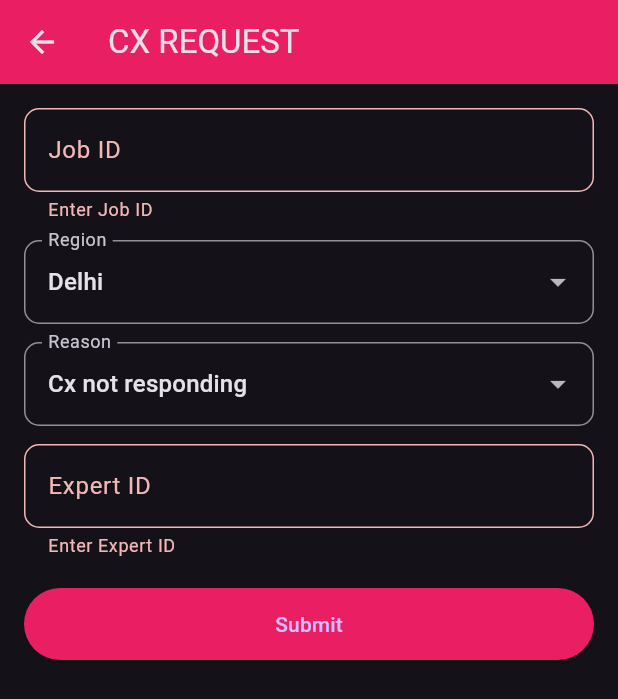
After one commit to vahidali-m/LiveOps_Snabbit, a Flutter app: the CXRequestScreen screen opened directly, after a tap on "Submit", on a phone screen of 412 x 824 dp. The commit adds this screen. Shown: the top 699 px of the screen. Run offline on Flutter 3.47's test engine with Material 3 defaults, Android fonts, the phone set to English and light mode, and no system bars; network calls fail.

Commit message:
cx screen implemented

```diff
--- /dev/null
+++ b/live_ops/lib/models/cx_request_model.dart
@@ -0,0 +1,15 @@
+class CXRequest {
+  final String jobId;
+  final String region;
+  final String reason;
+  final String expertId;
+  final String status;
+
+  CXRequest({
+    required this.jobId,
+    required this.region,
+    required this.reason,
+    required this.expertId,
+    required this.status,
+  });
+}
--- /dev/null
+++ b/live_ops/lib/screens/cx_request_screen.dart
@@ -0,0 +1,148 @@
+import 'package:flutter/material.dart';
+import '../services/sheet_service_cx.dart';
+
+class CXRequestScreen extends StatefulWidget {
+  const CXRequestScreen({super.key});
+
+  @override
+  State<CXRequestScreen> createState() => _CXRequestScreenState();
+}
+
+class _CXRequestScreenState extends State<CXRequestScreen> {
+  final _formKey = GlobalKey<FormState>();
+
+  final jobIdController = TextEditingController();
+  final expertIdController = TextEditingController();
+
+  String selectedRegion = "Delhi";
+  String selectedReason = "Cx not responding";
+
+  bool isLoading = false;
+
+  static const primaryAccent = Color(0xFFE91E63);
+
+  final reasons = [
+    "Cx not responding",
+    "Approval pending",
+    "Commercial order",
+    "Cx wants to cancel",
+    "Cx asking different location",
+    "Cx denying COD"
+  ];
+
+  final regions = ["Delhi", "Mumbai", "Thane", "Bangalore"];
+
+  Future<void> submit() async {
+    if (!_formKey.currentState!.validate()) return;
+
+    setState(() => isLoading = true);
+
+    try {
+      await CXService.submitCX(
+        jobId: jobIdController.text,
+        region: selectedRegion,
+        reason: selectedReason,
+        expertId: expertIdController.text,
+      );
+
+      ScaffoldMessenger.of(context).showSnackBar(
+        const SnackBar(content: Text("Request Submitted")),
+      );
+
+      jobIdController.clear();
+      expertIdController.clear();
+    } catch (e) {
+      ScaffoldMessenger.of(context).showSnackBar(
+        SnackBar(content: Text("Error: $e")),
+      );
+    }
+
+    setState(() => isLoading = false);
+  }
+
+  @override
+  Widget build(BuildContext context) {
+    return Scaffold(
+      appBar: AppBar(
+        title: const Text("CX REQUEST"),
+        backgroundColor: primaryAccent,
+      ),
+      body: Padding(
+        padding: const EdgeInsets.all(16),
+        child: Form(
+          key: _formKey,
+          child: ListView(
+            children: [
+
+              _input(jobIdController, "Job ID"),
+
+              const SizedBox(height: 12),
+
+              _dropdown("Region", regions, selectedRegion, (v) {
+                setState(() => selectedRegion = v!);
+              }),
+
+              const SizedBox(height: 12),
+
+              _dropdown("Reason", reasons, selectedReason, (v) {
+                setState(() => selectedReason = v!);
+              }),
+
+              const SizedBox(height: 12),
+
+              _input(expertIdController, "Expert ID", isNumber: true),
+
+              const SizedBox(height: 20),
+
+              ElevatedButton(
+                style: ElevatedButton.styleFrom(
+                  backgroundColor: primaryAccent,
+                  padding: const EdgeInsets.all(14),
+                ),
+                onPressed: isLoading ? null : submit,
+                child: isLoading
+                    ? const CircularProgressIndicator(color: Colors.white)
+                    : const Text("Submit"),
+              )
+            ],
+          ),
+        ),
+      ),
+    );
+  }
+
+  // ================= WIDGETS =================
+
+  Widget _input(TextEditingController controller, String label,
+      {bool isNumber = false}) {
+    return TextFormField(
+      controller: controller,
+      keyboardType:
+          isNumber ? TextInputType.number : TextInputType.text,
+      validator: (v) => v!.isEmpty ? "Enter $label" : null,
+      decoration: InputDecoration(
+        labelText: label,
+        border: OutlineInputBorder(
+          borderRadius: BorderRadius.circular(10),
+        ),
+      ),
+    );
+  }
+
+  Widget _dropdown(String label, List<String> items, String value,
+      Function(String?) onChanged) {
+    return DropdownButtonFormField(
+      value: value,
+      items: items
+          .map((e) => DropdownMenuItem(value: e, child: Text(e)))
+          .toList(),
+      onChanged: onChanged,
+      decoration: InputDecoration(
+        labelText: label,
+        border: OutlineInputBorder(
+          borderRadius: BorderRadius.circular(10),
+        ),
+      ),
+    );
+  }
+}
--- a/live_ops/lib/screens/request_menu_screen.dart
+++ b/live_ops/lib/screens/request_menu_screen.dart
@@ -1,4 +1,6 @@
 import 'package:flutter/material.dart';
+import 'package:live_ops/models/cx_request_model.dart';
+import 'package:live_ops/screens/cx_request_screen.dart';
 import 'package:live_ops/screens/reassign_request_screen.dart.dart';
 import 'ut_request_screen.dart';
 
@@ -59,8 +61,29 @@ class RequestMenuScreen extends StatelessWidget {
                     builder: (_) => const ReassignRequestScreen(),
                   ),
                 );
+
+
               },
             ),
+            const SizedBox(height: 20),
+
+            // 🔥 UT REQUEST CARD
+            _menuCard(
+              context,
+              title: "Cx issue request",
+              subtitle: "Share Cx related issue",
+              icon: Icons.access_time,
+              color: const Color.fromARGB(255, 236, 255, 24),
+              onTap: () {
+                Navigator.push(
+                  context,
+                  MaterialPageRoute(
+                    builder: (_) => const CXRequestScreen(),
+                  ),
+                );
+              },
+            ),
+
           ],
         ),
       ),
--- /dev/null
+++ b/live_ops/lib/services/sheet_service_cx.dart
@@ -0,0 +1,91 @@
+import 'dart:convert';
+import 'package:http/http.dart' as http;
+import 'package:live_ops/models/cx_request_model.dart';
+
+class CXService {
+  // 🔥 YOUR APPS SCRIPT URL
+  static const String webAppUrl =
+      'https://script.google.com/macros/s/AKfycbxABITsPREHcmGyceoJbsXdaLTdzBuGPEMyXOEzyu-4GkYs5Jdq9pyEN_HnUEAoNQ1s2g/exec';
+
+  // 🔥 YOUR SHEET4 CSV URL
+  static const String csvUrl =
+      'https://docs.google.com/spreadsheets/d/1ujTe80AtniAdLrLUXG6V5mQGKC829Wek_PirLFLzpNA/export?format=csv&gid=481938133';
+
+  // ================= SUBMIT =================
+  static Future<void> submitCX({
+  required String jobId,
+  required String region,
+  required String reason,
+  required String expertId,
+}) async {
+  var request = http.Request(
+    'POST',
+    Uri.parse(webAppUrl),
+  );
+
+  request.headers["Content-Type"] = "application/json";
+
+  request.body = jsonEncode({
+    "type": "cx",
+    "jobId": jobId,
+    "region": region,
+    "reason": reason,
+    "expertId": expertId,
+  });
+
+  // 🔥 IMPORTANT: FOLLOW REDIRECT
+  request.followRedirects = true;
+  request.maxRedirects = 5;
+
+  final streamedResponse = await request.send();
+  final response = await http.Response.fromStream(streamedResponse);
+
+  print("FINAL RESPONSE: ${response.body}");
+
+  try {
+    final res = jsonDecode(response.body);
+
+    if (res["status"] != "success") {
+      throw Exception(res["message"] ?? "Submit failed");
+    }
+  } catch (e) {
+    throw Exception("Server not returning JSON (fix Apps Script)");
+  }
+}
+  // ================= FETCH =================
+  static Future<List<CXRequest>> fetchCX() async {
+    final response = await http.get(Uri.parse(csvUrl));
+
+    print("CSV DATA: ${response.body}");
+
+    if (response.statusCode == 200) {
+      final rows = const LineSplitter().convert(response.body);
+
+      List<CXRequest> list = [];
+
+      for (int i = 1; i < rows.length; i++) {
+        final cols = _parseCsvRow(rows[i]);
+
+        // Skip invalid rows
+        if (cols.length < 6) continue;
+
+        list.add(CXRequest(
+          jobId: cols[1],
+          region: cols[2],
+          reason: cols[3],
+          expertId: cols[4],
+          status: cols[5],
+        ));
+      }
+
+      return list;
+    } else {
+      throw Exception("Failed to load CX data");
+    }
+  }
+
+  // ================= SAFE CSV PARSER =================
+  static List<String> _parseCsvRow(String row) {
+    return row.split(RegExp(r',(?=(?:[^"]*"[^"]*")*[^"]*$)'));
+  }
+}
```
Also changed, not shown: live_ops/lib/models/cxrequest.dart (added).
